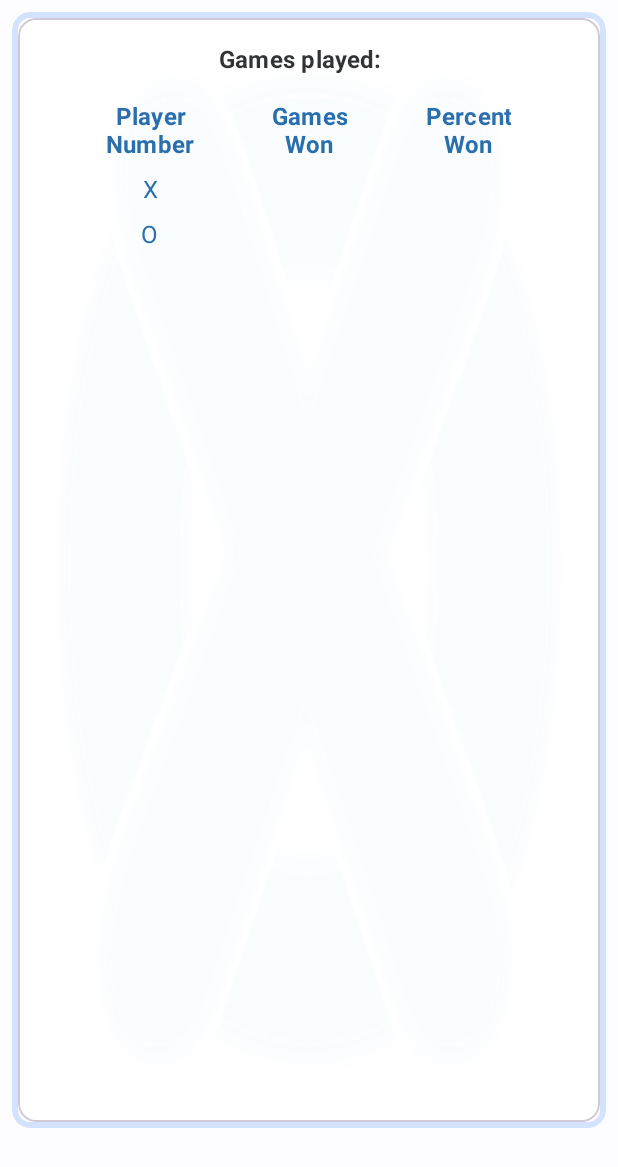
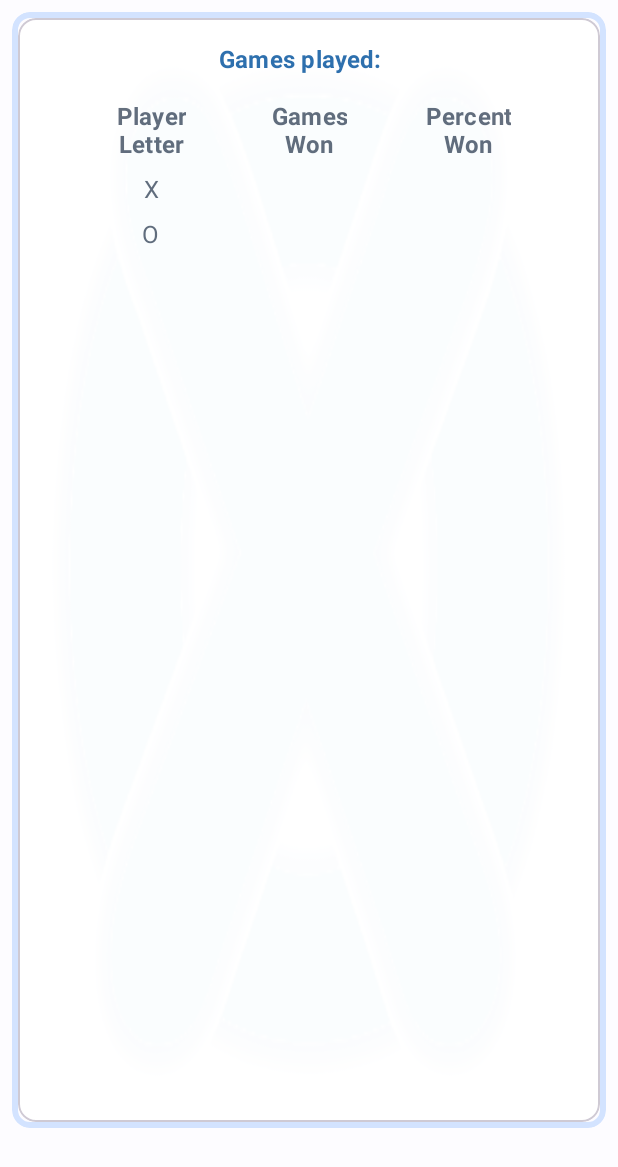
Before and after one commit to mintedtech/TicTacToe, an Android app: the layout content_statistics.xml on its own in the app's theme, with its tools: preview values and no code run, on a phone screen of 412 x 824 dp. Shown: the top 1167 px of the screen. Run offline under Robolectric (Android 15) with nearby library versions, the phone set to English and light mode, and no system bars.

Commit message:
Switched colors to use attributes when possible

```diff
--- a/app/build.gradle
+++ b/app/build.gradle
@@ -27,6 +27,6 @@ dependencies {
     implementation 'androidx.constraintlayout:constraintlayout:2.1.4'
     implementation 'androidx.preference:preference:1.2.1'
     implementation 'androidx.swiperefreshlayout:swiperefreshlayout:1.1.0'
-    implementation 'com.google.android.material:material:1.10.0'
+    implementation 'com.google.android.material:material:1.11.0'
     implementation 'com.google.code.gson:gson:2.10.1'
 }
--- a/app/src/main/java/com/mintedtech/tic_tac_toe/classes/CardViewImageAdapter.java
+++ b/app/src/main/java/com/mintedtech/tic_tac_toe/classes/CardViewImageAdapter.java
@@ -135,7 +135,7 @@ public class CardViewImageAdapter extends RecyclerView.Adapter<CardImageViewHold
     private int calcHeightSize (Context context)
     {
         // constants - try changing these values to see the effect on image-spacing in the RV
-        final double SCALE = 4.5, SCALE_LANDSCAPE = 5.5;
+        final double SCALE = 4.5, SCALE_LANDSCAPE = 5.75;
         final int HEIGHT_PARAMETER;
 
         // getResources() is accessed via the Context passed in to the constructor - for orientation
--- a/app/src/main/res/drawable-nodpi/curved_bordered_background.xml
+++ b/app/src/main/res/drawable-nodpi/curved_bordered_background.xml
@@ -1,7 +1,7 @@
 <?xml version="1.0" encoding="utf-8"?>
 <shape xmlns:android="http://schemas.android.com/apk/res/android">
 
-    <solid android:color="@color/backgroundColoredColor" />
+    <solid android:color="?attr/colorPrimary" />
 
     <stroke android:width="@dimen/slim_margin"
         android:color="@color/seed"
--- a/app/src/main/res/layout/main_include_rv_board.xml
+++ b/app/src/main/res/layout/main_include_rv_board.xml
@@ -2,7 +2,7 @@
 <com.google.android.material.card.MaterialCardView xmlns:android="http://schemas.android.com/apk/res/android"
     xmlns:app="http://schemas.android.com/apk/res-auto"
     xmlns:tools="http://schemas.android.com/tools"
-    android:theme="@style/Theme.Material3.DayNight"
+    style="@style/Widget.Material3.CardView.Filled"
     app:strokeColor="?attr/colorOutlineVariant"
     app:strokeWidth="@dimen/outside_half_margin"
     app:cardCornerRadius="@dimen/double_margin"
--- a/app/src/main/res/layout/statistics_include_card_stats_data.xml
+++ b/app/src/main/res/layout/statistics_include_card_stats_data.xml
@@ -32,7 +32,7 @@
         style="@style/TextViewStatistics.SecondaryTextColor.Bold"
         android:layout_marginStart="@dimen/default_margin"
         android:layout_marginEnd="@dimen/default_margin"
-        android:text="@string/player_number"
+        android:text="@string/player_letter"
         app:layout_constraintBottom_toBottomOf="@+id/tv_label_header_wins"
         app:layout_constraintEnd_toStartOf="@+id/tv_label_header_wins"
         app:layout_constraintStart_toStartOf="parent"
--- a/app/src/main/res/values-night/colors.xml
+++ b/app/src/main/res/values-night/colors.xml
@@ -1,17 +1,10 @@
 <?xml version="1.0" encoding="utf-8"?>
 <resources>
+    <!-- Almost white background (i.e. secondary; to complement default white background) -->
+    <color name="backgroundDefaultColor">@color/cardview_dark_background</color>
 
     <color name="color_yes">#245A24</color>
     <color name="color_no">#5A2424</color>
 
-    <color name="primaryTextColoredColor">@color/md_theme_dark_onBackground</color>
-    <color name="secondaryTextColoredColor">@color/md_theme_light_inversePrimary</color>
-
-    <!-- Matching colored background - primaryDark in Night Mode -->
-    <color name="backgroundColoredColor">@color/md_theme_dark_primaryContainer</color>
-
-    <!-- Almost white background (i.e. secondary; to complement default white background) -->
-    <color name="backgroundDefaultColor">@color/cardview_dark_background</color>
-
 
 </resources>
--- a/app/src/main/res/values/colors.xml
+++ b/app/src/main/res/values/colors.xml
@@ -61,19 +61,13 @@
     <color name="md_theme_dark_surfaceTint">#A3C9FF</color>
     <color name="md_theme_dark_outlineVariant">#43474E</color>
     <color name="md_theme_dark_scrim">#000000</color>
-    <!-- The following four colors are overridden in res/values-night/... -->
 
-    <!-- For colored text; default is black/dark-gray (Day) or white/light-gray (Night) -->
-    <color name="primaryTextColoredColor">@color/md_theme_light_onBackground</color>
-    <color name="secondaryTextColoredColor">@color/md_theme_dark_inversePrimary</color>
+    <color name="color_light_red">#FFEEEE</color>
+    <color name="color_dark_green">#00C860</color>
 
-    <!-- Matching colored background -->
-    <color name="backgroundColoredColor">@color/md_theme_light_primaryContainer</color>
-
+    <!-- The following three colors are overridden in res/values-night/... -->
     <!-- Almost white background (i.e. secondary; to complement default white background) -->
     <color name="backgroundDefaultColor">@color/cardview_light_background</color>
-    <color name="color_light_red">#FFEEEE</color>
-    <color name="color_dark_green">#00C860</color>
 
     <color name="color_yes">@color/color_dark_green</color>
     <color name="color_no">@color/color_light_red</color>
--- a/app/src/main/res/values/strings.xml
+++ b/app/src/main/res/values/strings.xml
@@ -41,7 +41,7 @@
 
     <!-- About Dialog Items -->>
     <string name="aboutDialogTitle">About Tic Tac Toe</string>
-    <string name="aboutDialog_banner"><![CDATA[© 2015–2023 Samuel A.\nEmail: mintedtech@gmail.com\n\nThanks to Touro University\'s MCON 451/521 students for their in-class thoughts and ideas.]]></string>
+    <string name="aboutDialog_banner"><![CDATA[© 2015–2024 Samuel A.\nEmail: mintedtech@gmail.com\n\nThanks to Touro University\'s MCON 451/521 students for their in-class thoughts and ideas.]]></string>
     <string name="OK">OK</string>
 
     <!-- Status Bar Items -->
@@ -58,7 +58,7 @@
 
     <!-- Strings used for Statistics Activity -->
     <string name="games_played"><![CDATA[Games played: ]]></string>
-    <string name="player_number">Player\nNumber</string>
+    <string name="player_letter">Player\nLetter</string>
     <string name="games_won">Games\nWon</string>
     <string name="percent_won">Percent\nWon</string>
     <string name="view_statistics">View Statistics</string>
--- a/app/src/main/res/values/styles.xml
+++ b/app/src/main/res/values/styles.xml
@@ -9,7 +9,7 @@
 
     <style name="MaterialCardWithBorder" parent="Widget.Material3.CardView.Outlined">
         <item name="strokeWidth">@dimen/slim_margin</item>
-        <item name="strokeColor">@color/backgroundColoredColor</item>
+        <item name="strokeColor">?attr/colorPrimaryContainer</item>
     </style>
 
     <style name="TextViewStatistics">
@@ -23,7 +23,7 @@
     </style>
 
     <style name="TextViewStatistics.PrimaryTextColor">
-        <item name="android:textColor">@color/primaryTextColoredColor</item>
+        <item name="android:textColor">?attr/colorPrimary</item>
     </style>
 
     <style name="TextViewStatistics.PrimaryTextColor.Bold">
@@ -31,7 +31,7 @@
     </style>
 
     <style name="TextViewStatistics.SecondaryTextColor">
-        <item name="android:textColor">@color/secondaryTextColoredColor</item>
+        <item name="android:textColor">?attr/colorSecondary</item>
     </style>
 
     <style name="TextViewStatistics.SecondaryTextColor.Bold">
--- a/build.gradle
+++ b/build.gradle
@@ -6,7 +6,7 @@ buildscript {
         google()
     }
     dependencies {
-        classpath 'com.android.tools.build:gradle:8.1.4'
+        classpath 'com.android.tools.build:gradle:8.2.2'
 
         // NOTE: Do not place your application dependencies here; they belong
         // in the individual module build.gradle files
--- a/gradle.properties
+++ b/gradle.properties
@@ -16,7 +16,6 @@
 # This option should only be used with decoupled projects. More details, visit
 # http://www.gradle.org/docs/current/userguide/multi_project_builds.html#sec:decoupled_projects
 # org.gradle.parallel=true
-android.defaults.buildfeatures.buildconfig=true
 android.enableJetifier=true
 android.nonFinalResIds=false
 android.nonTransitiveRClass=false
```
Also changed, not shown: gradle/wrapper/gradle-wrapper.properties.
